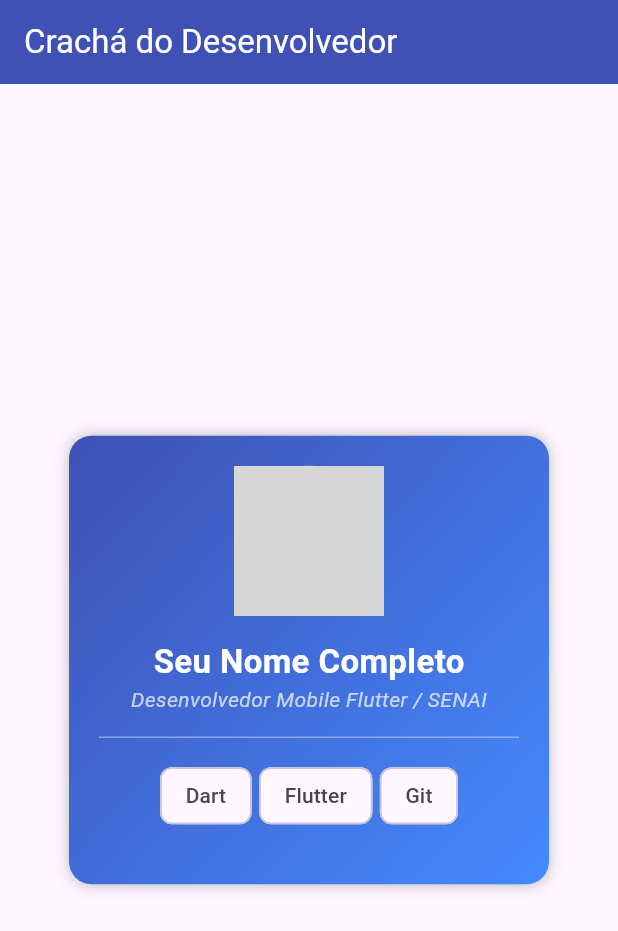
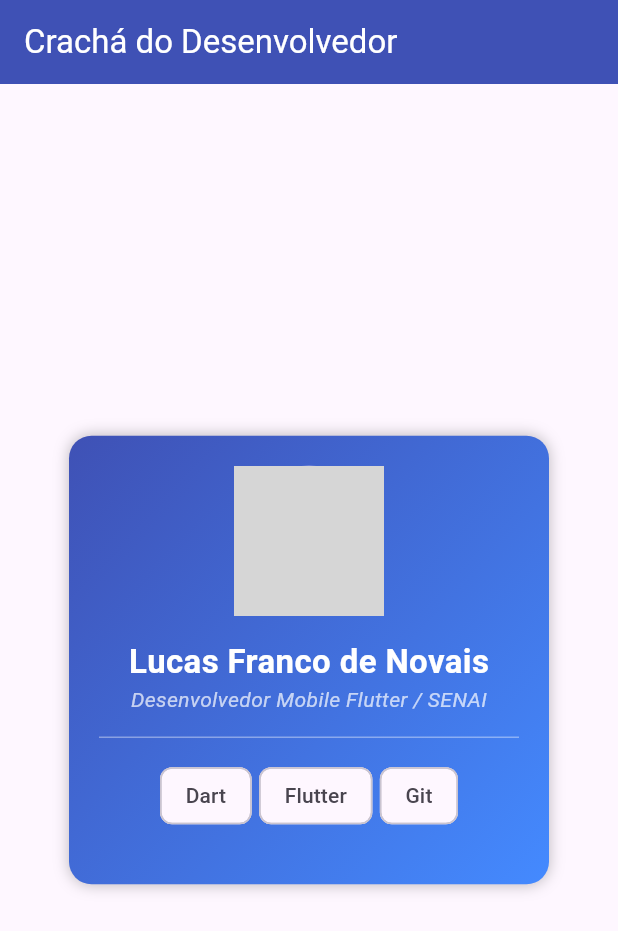
Before and after one commit to LucasFrancoNs/prova_cracha_app, a Flutter app: the screen it shows after launch, on a phone screen of 412 x 824 dp. Shown: the top 931 px of the screen. Run offline on Flutter 3.47's test engine with Material 3 defaults, Android fonts, the phone set to English and light mode, and no system bars; network calls fail; grey boxes are pictures that could not be loaded.

Commit message:
Adicionando o nome

```diff
--- a/lib/main.dart
+++ b/lib/main.dart
@@ -61,14 +61,14 @@ class MeuCrachaApp extends StatelessWidget {
                   radius: 50,
 		  // adicao da linha para colocar imagem do ususario pela internet.
                   backgroundImage: NetworkImage(      // TODO: Adicionar propriedade backgroundImage com NetworkImage
-		   'https://github.com/identicos/user.png',
+		   'https://share.google/1BVW&ASAFcrbbdqgLG',
 	         ),
                 ),
 
                 const SizedBox(height: 15),
 
                 const Text(
-                  'Seu Nome Completo',
+                  'Lucas Franco de Novais',
                   style: TextStyle(
                     fontSize: 22,
                     fontWeight: FontWeight.bold,
```
